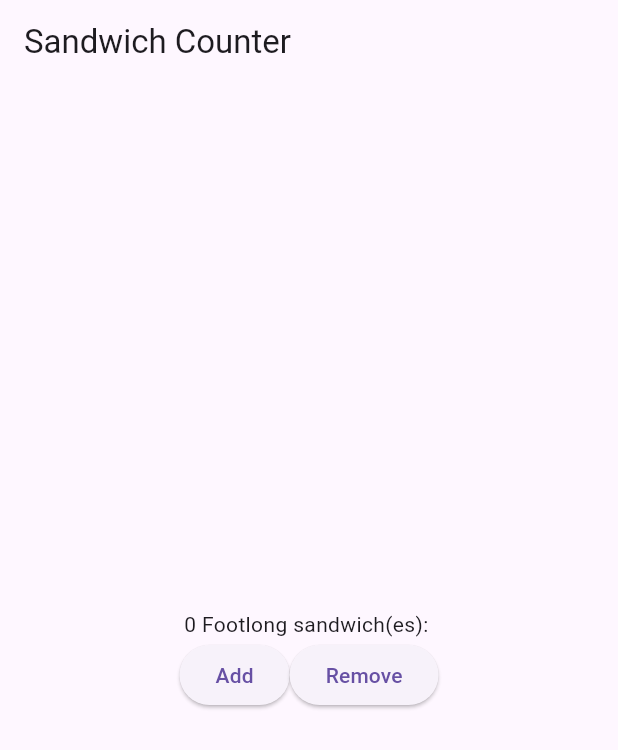
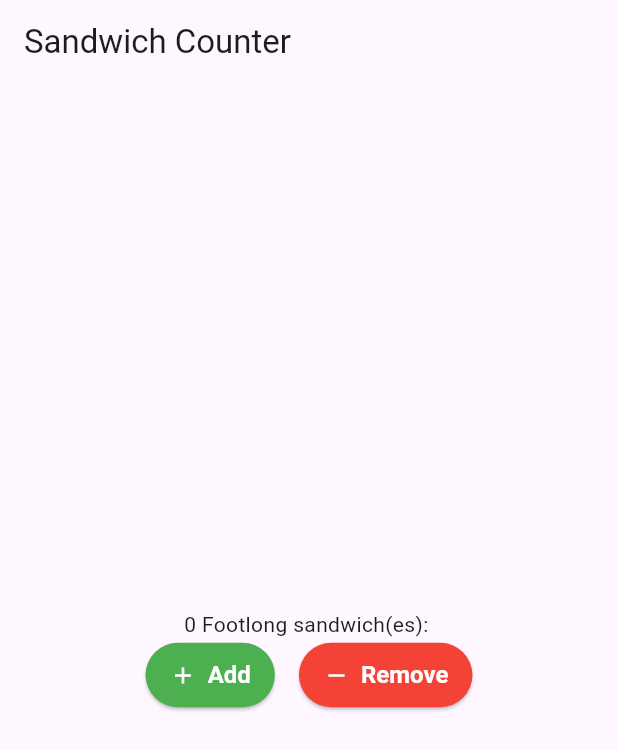
Before and after one commit to K-agya/sandwich_shop, a Flutter app: the screen it shows after launch, on a phone screen of 412 x 824 dp. Shown: the top 750 px of the screen. Run offline on Flutter 3.47's test engine with Material 3 defaults, Android fonts, the phone set to English and light mode, and no system bars.

Commit message:
Style add and remove buttons

```diff
--- a/lib/main.dart
+++ b/lib/main.dart
@@ -12,6 +12,36 @@ class App extends StatelessWidget {
     return const MaterialApp(
       title: 'Sandwich Shop App',
       home: OrderScreen(maxQuantity: 5),
+    );
+  }
+}
+
+class StyledButton extends StatelessWidget {
+  final String label;
+  final IconData icon;
+  final VoidCallback onPressed;
+  final Color backgroundColor;
+
+  const StyledButton({
+    required this.label,
+    required this.icon,
+    required this.onPressed,
+    this.backgroundColor = Colors.brown,
+    super.key,
+  });
+
+  @override
+  Widget build(BuildContext context) {
+    return ElevatedButton.icon(
+      onPressed: onPressed,
+      icon: Icon(icon),
+      label: Text(label),
+      style: ElevatedButton.styleFrom(
+        backgroundColor: backgroundColor,
+        foregroundColor: Colors.white,
+        padding: const EdgeInsets.symmetric(horizontal: 16, vertical: 12),
+        textStyle: const TextStyle(fontSize: 16, fontWeight: FontWeight.bold),
+      ),
     );
   }
 }
@@ -54,14 +84,19 @@ class _OrderScreenState extends State<OrderScreen> {
             Row(
               mainAxisAlignment: MainAxisAlignment.center,
               children: [
-                ElevatedButton(
+                StyledButton(
+                  label: 'Add',
+                  icon: Icons.add,
                   onPressed: _increaseQuantity,
-                  child: const Text('Add'),
+                  backgroundColor: Colors.green,
                 ),
-                ElevatedButton(
-                  onPressed: _decreaseQuantity,
-                  child: const Text('Remove'),
-                ),
+                const SizedBox(width: 16),
+                  StyledButton(
+                    label: 'Remove',
+                    icon: Icons.remove,
+                    onPressed: _decreaseQuantity,
+                    backgroundColor: Colors.red,
+                  ),
               ],
             ),
           ],
```
